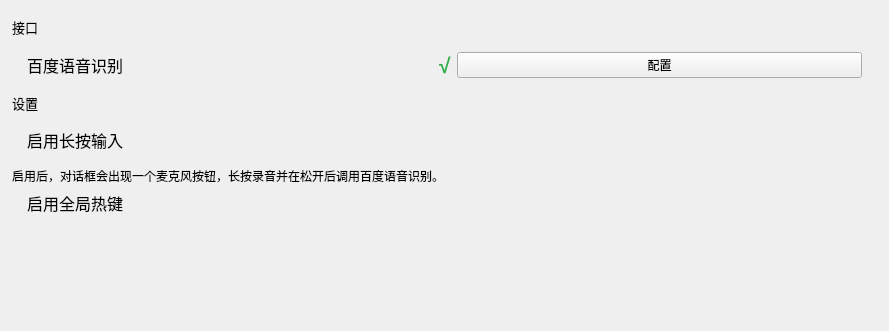
This is windows/setting/child/settingchild_speech.ui in Zao-chen/ZcChat2 as Qt 5 draws it before an edit; both pictures show x 0 to 889 and y 0 to 331 of the 889 by 645 pixel window. The edited form follows.
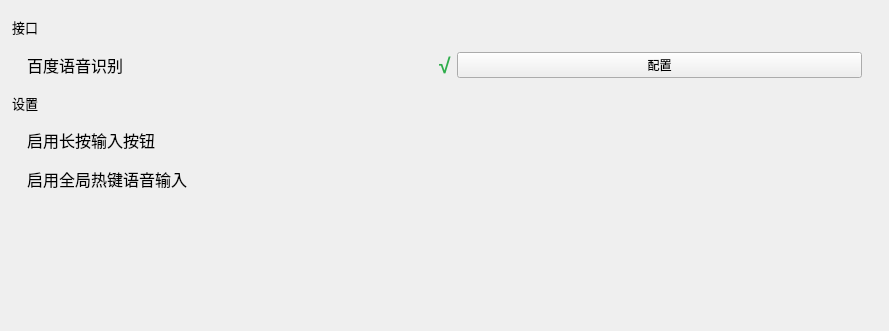
This is the edited form. Custom widgets are drawn as their Qt base class.

Commit message: feat: 更新项目版本号至1.6.0，并调整插件设置界面文本

```diff
--- a/windows/setting/child/settingchild_speech.ui
+++ b/windows/setting/child/settingchild_speech.ui
@@ -145,7 +145,7 @@
              </font>
             </property>
             <property name="text">
-             <string>启用长按输入</string>
+             <string>启用长按输入按钮</string>
             </property>
            </widget>
           </item>
@@ -155,21 +155,6 @@
          </layout>
         </widget>
        </item>
-       <item>
-        <widget class="ElaText" name="label_Description">
-         <property name="font">
-          <font>
-           <pointsize>9</pointsize>
-          </font>
-         </property>
-         <property name="text">
-          <string>启用后，对话框会出现一个麦克风按钮，长按录音并在松开后调用百度语音识别。</string>
-         </property>
-         <property name="wordWrap">
-          <bool>true</bool>
-         </property>
-        </widget>
-       </item>
        <item>
         <widget class="ElaScrollPageArea" name="widget_GlobalHotkey" native="true">
          <layout class="QHBoxLayout" name="horizontalLayout_5" stretch="5,0,10,7">
@@ -199,7 +184,7 @@
              </font>
             </property>
             <property name="text">
-             <string>启用全局热键</string>
+             <string>启用全局热键语音输入</string>
             </property>
            </widget>
           </item>
```
Left out of the diff: 6 changed lines with no effect on the pictures. The commit also changes 3 other files.
